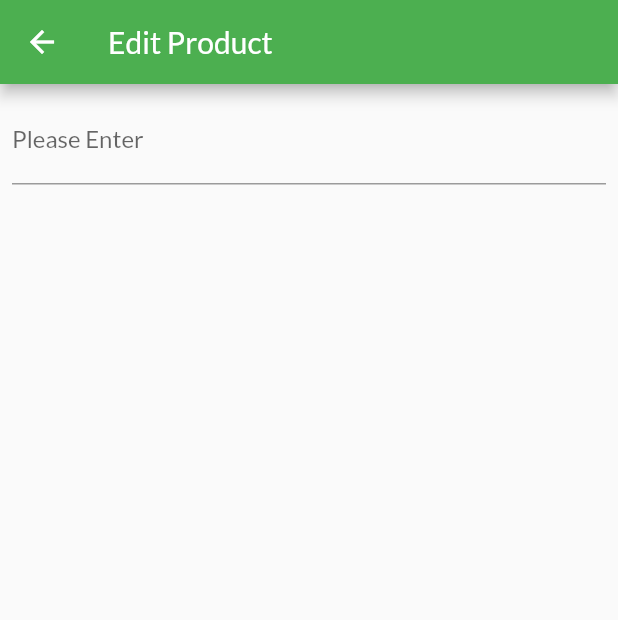
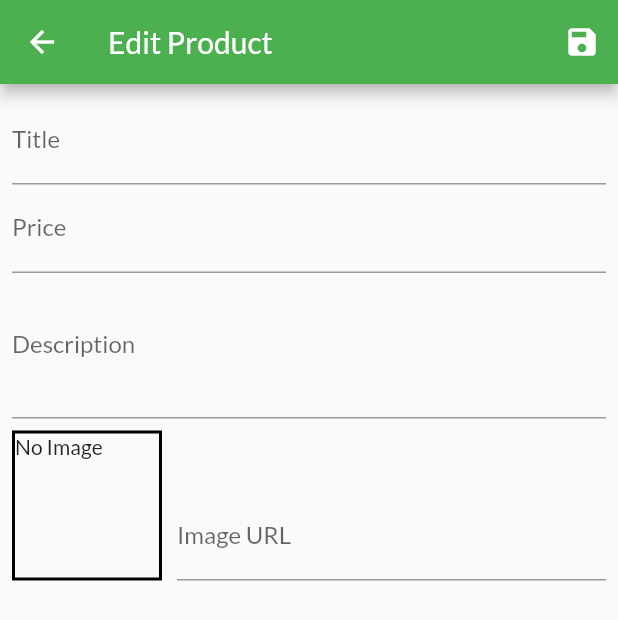
Before and after one commit to indrajithvgp/shop_app_flutter, a Flutter app: the EditProductScreen screen opened by its route, on a phone screen of 412 x 824 dp. Shown: the top 620 px of the screen. Run offline on Flutter 3.47's test engine with Material 2 defaults, Android fonts, the phone set to English and light mode, and no system bars; network calls fail.

Commit message:
edit fns added

```diff
--- a/lib/screens/edit_product_screen.dart
+++ b/lib/screens/edit_product_screen.dart
@@ -1,4 +1,5 @@
 import 'package:flutter/material.dart';
+import 'package:shop_app/providers/product.dart';
 
 class EditProductScreen extends StatefulWidget {
   static const routeName = '/edit-product';
@@ -7,24 +8,148 @@ class EditProductScreen extends StatefulWidget {
 }
 
 class _EditProductScreenState extends State<EditProductScreen> {
+  final _priceFocusNode = FocusNode();
+  final _descNode = FocusNode();
+  final _urlController = TextEditingController();
+  final _urlFocus = FocusNode();
+  var _editedProduct =
+      Product(id: null, description: "", title: "", price: 0, imageUrl: "");
+
+  final _form = GlobalKey<FormState>();
+
+  void initState() {
+    _urlFocus.addListener(updateListener);
+  }
+
+  void updateListener() {
+    if (!_urlFocus.hasFocus) {
+      setState(() {});
+    }
+  }
+
+  @override
+  void dispose() {
+    _urlFocus.removeListener(updateListener);
+    _priceFocusNode.dispose();
+    _descNode.dispose();
+    _urlController.dispose();
+    _urlFocus.dispose();
+    super.dispose();
+  }
+
+  void _saveForm() {
+    _form.currentState.save();
+    print(_editedProduct.title);
+  }
+
   @override
   Widget build(BuildContext context) {
     return Scaffold(
-        appBar: AppBar(
-          title: Text('Edit Product'),
-        ),
+        appBar: AppBar(title: Text('Edit Product'), actions: [
+          IconButton(onPressed: _saveForm, icon: Icon(Icons.save))
+        ]),
         body: Padding(
             padding: EdgeInsets.all(8),
             child: Form(
-                child: ListView(
+                key: _form,
+                child: SingleChildScrollView(
+                  child: Column(
                     children: [
                       TextFormField(
                         decoration: InputDecoration(
-                      hintText: "Enter", labelText: "Please Enter"),
+                            hintText: "Enter", labelText: "Title"),
                         keyboardType: TextInputType.name,
                         textInputAction: TextInputAction.next,
+                        onFieldSubmitted: (_) {
+                          FocusScope.of(context).requestFocus(_priceFocusNode);
+                        },
+                        onSaved: (value) {
+                          _editedProduct = Product(
+                              description: _editedProduct.description,
+                              price: _editedProduct.price,
+                              title: value,
+                              id: null,
+                              imageUrl: _editedProduct.imageUrl,
+                              isFavorite: _editedProduct.isFavorite);
+                        },
+                      ),
+                      TextFormField(
+                          decoration: InputDecoration(
+                              hintText: "Enter", labelText: "Price"),
+                          keyboardType: TextInputType.number,
+                          textInputAction: TextInputAction.next,
+                          onFieldSubmitted: (_) {
+                            FocusScope.of(context).requestFocus(_descNode);
+                          },
+                          onSaved: (value) {
+                            _editedProduct = Product(
+                                description: _editedProduct.description,
+                                price: double.parse(value),
+                                title: _editedProduct.title,
+                                id: null,
+                                imageUrl: _editedProduct.imageUrl,
+                                isFavorite: _editedProduct.isFavorite);
+                          },
+                          focusNode: _priceFocusNode),
+                      TextFormField(
+                          decoration: InputDecoration(
+                              hintText: "Enter", labelText: "Description"),
+                          keyboardType: TextInputType.multiline,
+                          onSaved: (value) {
+                            _editedProduct = Product(
+                                description: value,
+                                price: _editedProduct.price,
+                                title: _editedProduct.title,
+                                id: null,
+                                imageUrl: _editedProduct.imageUrl,
+                                isFavorite: _editedProduct.isFavorite);
+                          },
+                          maxLines: 3,
+                          textInputAction: TextInputAction.next,
+                          focusNode: _descNode),
+                      Row(
+                        crossAxisAlignment: CrossAxisAlignment.end,
+                        children: [
+                          Container(
+                            width: 100,
+                            height: 100,
+                            child: _urlController.text.isEmpty
+                                ? Text("No Image")
+                                : (FittedBox(
+                                    child: Image.network(_urlController.text),
+                                  )),
+                            margin: EdgeInsets.only(top: 8.0, right: 10.0),
+                            decoration: BoxDecoration(
+                                border: Border.all(
+                                    color: Colors.black, width: 2.0)),
+                          ),
+                          Expanded(
+                            child: TextFormField(
+                              decoration: InputDecoration(
+                                  hintText: "Enter URL",
+                                  labelText: "Image URL"),
+                              keyboardType: TextInputType.url,
+                              onSaved: (value) {
+                                _editedProduct = Product(
+                                    description: _editedProduct.description,
+                                    price: _editedProduct.price,
+                                    title: _editedProduct.title,
+                                    id: null,
+                                    imageUrl: value,
+                                    isFavorite: _editedProduct.isFavorite);
+                              },
+                              textInputAction: TextInputAction.done,
+                              controller: _urlController,
+                              focusNode: _urlFocus,
+                              onFieldSubmitted: (_) {
+                                _saveForm();
+                              },
+                            ),
                           )
                         ],
+                      )
+                    ],
+                  ),
                 ))));
   }
 }
--- a/lib/widgets/user_product_item.dart
+++ b/lib/widgets/user_product_item.dart
@@ -12,7 +12,7 @@ class UserProductItem extends StatelessWidget {
         backgroundImage: NetworkImage(imageUrl),
       ),
       trailing: Container(
-        width: 300,
+        width: 100,
         child: Row(
           children: [
             IconButton(
```
Lines whose indentation alone changed are shown as unchanged.
